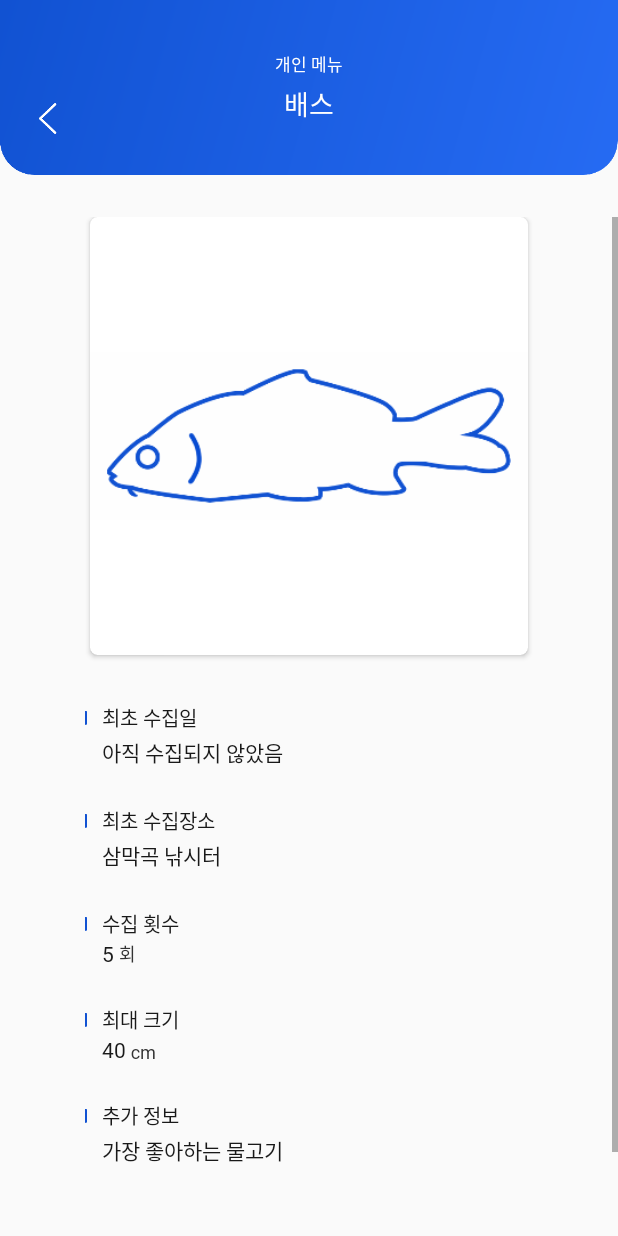
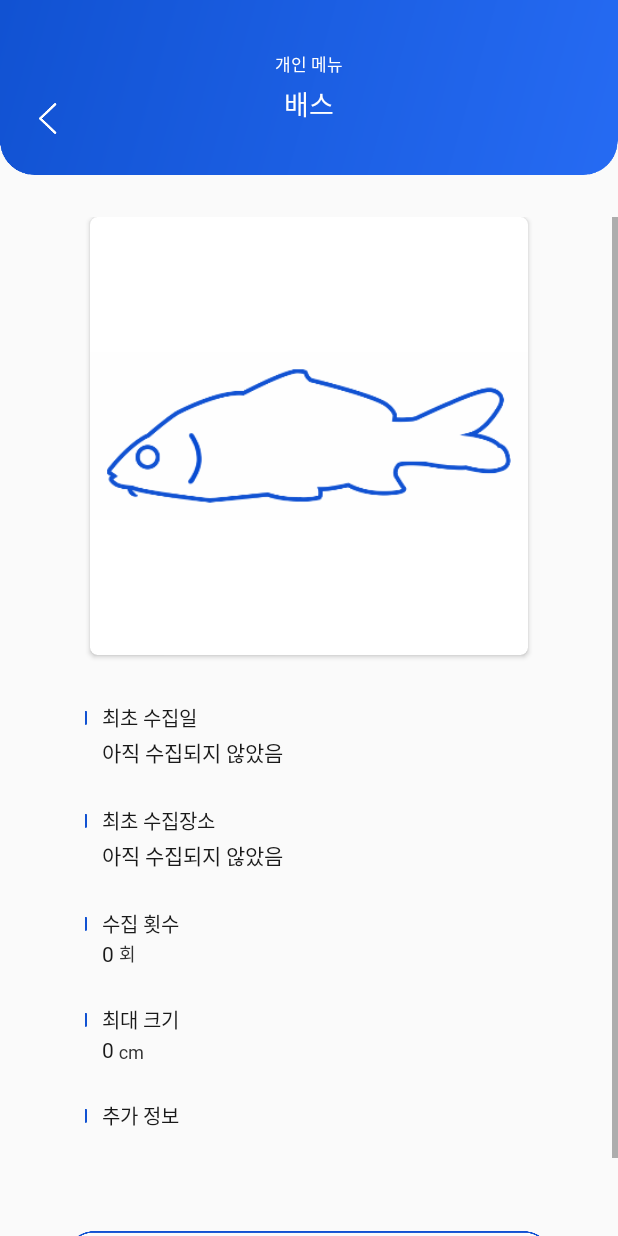
Before and after one commit to ThinkingDobby/FishTracker, an Android app: the CollectionActivity screen opened directly, with no data from a screen before it, after a tap on "아직 수집되지 않았음", on a phone screen of 412 x 824 dp. Run offline under Robolectric (Android 15) with nearby library versions, the light colour scheme and no system bars; our stand-ins replace Room's generated code.

Commit message:
Fish 클래스 정보 추가

```diff
--- a/app/src/main/java/com/example/thinkingdobby/fishtracker/CollectionDetailActivity.kt
+++ b/app/src/main/java/com/example/thinkingdobby/fishtracker/CollectionDetailActivity.kt
@@ -29,5 +29,9 @@ class CollectionDetailActivity : AppCompatActivity() {
 
         collectionDetail_tv_titleMain.text = fish?.fishName
         collectionDetail_tv_date.text = fish?.date
+        collectionDetail_tv_location.text = fish?.location
+        collectionDetail_tv_count.text = fish?.count.toString()
+        collectionDetail_tv_size.text = fish?.size.toString()
+        collectionDetail_tv_info.text = fish?.info
     }
 }
--- a/app/src/main/java/com/example/thinkingdobby/fishtracker/data/Fish.kt
+++ b/app/src/main/java/com/example/thinkingdobby/fishtracker/data/Fish.kt
@@ -12,6 +12,8 @@ class Fish(@PrimaryKey var id: Long?,
         @ColumnInfo(name = "date") var date: String?,
         @ColumnInfo(name = "location") var location: String?,
         @ColumnInfo(name = "info") var info: String?,
+        @ColumnInfo(name = "count") var count: Int?,
+        @ColumnInfo(name = "size") var size: Int?,
         @ColumnInfo(name = "fishNo") var fishNo: Int?,
         @ColumnInfo(name = "imgOt") var imgOt: Int?,
         @ColumnInfo(name = "image", typeAffinity = ColumnInfo.BLOB) var image: ByteArray?) : Parcelable {
@@ -24,10 +26,12 @@ class Fish(@PrimaryKey var id: Long?,
             parcel.readString(),
             parcel.readValue(Int::class.java.classLoader) as? Int,
             parcel.readValue(Int::class.java.classLoader) as? Int,
+            parcel.readValue(Int::class.java.classLoader) as? Int,
+            parcel.readValue(Int::class.java.classLoader) as? Int,
             parcel.createByteArray()) {
     }
 
-    constructor() : this(null, "", "", "", "", null,null, null)
+    constructor() : this(null, "", "아직 수집되지 않았음", "아직 수집되지 않았음", "", 0, 0, null,null, null)
 
     override fun writeToParcel(parcel: Parcel, flags: Int) {
         parcel.writeValue(id)
@@ -35,6 +39,8 @@ class Fish(@PrimaryKey var id: Long?,
         parcel.writeString(date)
         parcel.writeString(location)
         parcel.writeString(info)
+        parcel.writeValue(count)
+        parcel.writeValue(size)
         parcel.writeValue(fishNo)
         parcel.writeValue(imgOt)
         parcel.writeByteArray(image)
--- a/app/src/main/java/com/example/thinkingdobby/fishtracker/data/FishDB.kt
+++ b/app/src/main/java/com/example/thinkingdobby/fishtracker/data/FishDB.kt
@@ -5,7 +5,7 @@ import android.arch.persistence.room.Room
 import android.arch.persistence.room.RoomDatabase
 import android.content.Context
 
-@Database(entities = [Fish::class], version = 2)
+@Database(entities = [Fish::class], version = 5)
 abstract class FishDB : RoomDatabase() {
     abstract fun fishDao(): FishDao
 
```
Also changed, not shown: app/src/main/java/com/example/thinkingdobby/fishtracker/MenuActivity.kt (+0 -21 lines).
